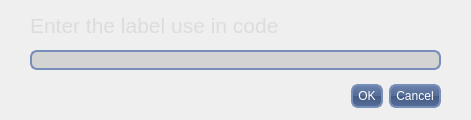
Qt form editdefine.ui (aroyer-qc/GUI_Builder) before a commit.
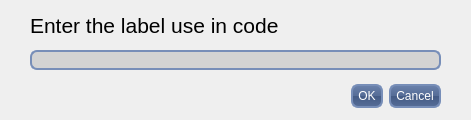
The same form after that commit. Icons and pictures are not drawn.

Diff of the .ui file:
```diff
--- a/editdefine.ui
+++ b/editdefine.ui
@@ -25,7 +25,7 @@
 }
 
 QLabel{
-color: lightgray;
+color: black;
 }
 
 QLineEdit{
@@ -85,7 +85,7 @@
     </font>
    </property>
    <property name="styleSheet">
-    <string notr="true">color: rgb(220, 220, 220);</string>
+    <string notr="true"/>
    </property>
    <property name="text">
     <string>Enter the label use in code</string>
```
